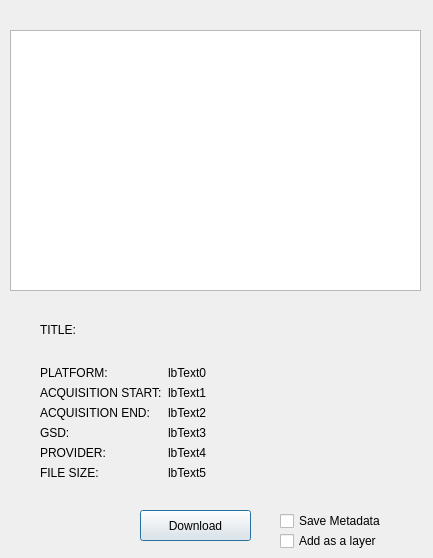
Old version of the form OpenAerialMap/gui/ui/img_browser.ui in the repository hotosm/oam-qgis-plugin.
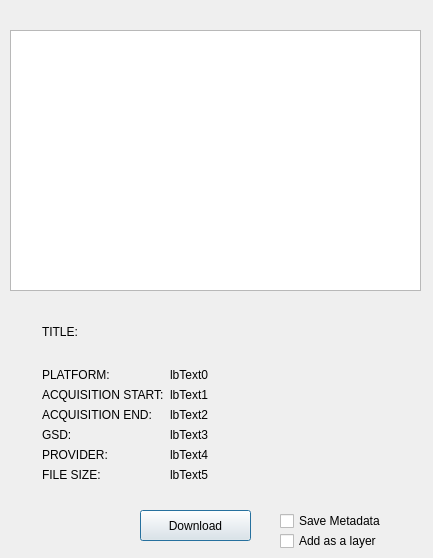
New version of the form.

Commit message: Improved GUI (mainly enhanced the cross-platform compatibility).

What changed in the file:
```diff
--- a/OpenAerialMap/gui/ui/img_browser.ui
+++ b/OpenAerialMap/gui/ui/img_browser.ui
@@ -10,6 +10,11 @@
     <height>558</height>
    </rect>
   </property>
+  <property name="font">
+   <font>
+    <pointsize>9</pointsize>
+   </font>
+  </property>
   <property name="windowTitle">
    <string>Image Browser</string>
   </property>
@@ -72,6 +77,18 @@
     </rect>
    </property>
    <layout class="QVBoxLayout" name="verticalLayout">
+    <property name="leftMargin">
+     <number>2</number>
+    </property>
+    <property name="topMargin">
+     <number>2</number>
+    </property>
+    <property name="rightMargin">
+     <number>2</number>
+    </property>
+    <property name="bottomMargin">
+     <number>2</number>
+    </property>
     <item>
      <widget class="QLabel" name="lbTitle">
       <property name="maximumSize">
@@ -87,6 +104,18 @@
     </item>
     <item>
      <layout class="QFormLayout" name="formLayoutMetadata">
+      <property name="leftMargin">
+       <number>0</number>
+      </property>
+      <property name="topMargin">
+       <number>0</number>
+      </property>
+      <property name="rightMargin">
+       <number>0</number>
+      </property>
+      <property name="bottomMargin">
+       <number>0</number>
+      </property>
       <item row="0" column="0">
        <widget class="QLabel" name="lb0">
         <property name="text">
```
The commit also changes 7 other files.
